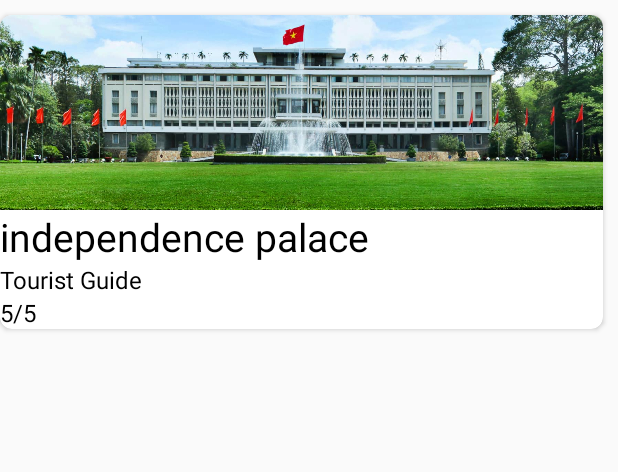
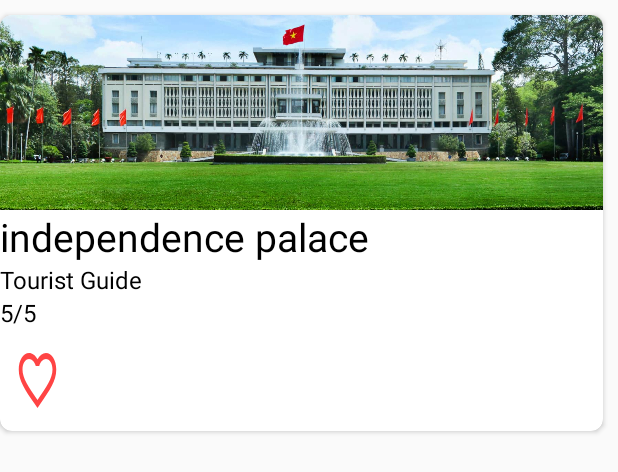
Before and after one commit to Kactus999/mobilemidterm, an Android app: the layout item_landmark.xml on its own in the app's theme, with its tools: preview values and no code run, on a phone screen of 412 x 824 dp. Shown: the top 472 px of the screen. Run offline under Robolectric (Android 15) with nearby library versions, the phone set to English and light mode, and no system bars.

Commit message:
add toggle button

```diff
--- a/app/build.gradle
+++ b/app/build.gradle
@@ -36,4 +36,6 @@ dependencies {
     androidTestImplementation 'androidx.test.ext:junit:1.1.3'
     androidTestImplementation 'androidx.test.espresso:espresso-core:3.4.0'
     implementation 'me.relex:circleindicator:2.1.6'
+    implementation "androidx.cardview:cardview:1.0.0"
+    implementation 'de.hdodenhof:circleimageview:2.1.0'
 }
--- a/app/src/main/java/com/midterm/project/touristguide/FavouriteList.java
+++ b/app/src/main/java/com/midterm/project/touristguide/FavouriteList.java
@@ -3,12 +3,16 @@ package com.midterm.project.touristguide;
 import androidx.appcompat.app.AppCompatActivity;
 
 import android.os.Bundle;
+import android.widget.ImageView;
+import android.widget.TextView;
 
 public class FavouriteList extends AppCompatActivity {
 
     @Override
     protected void onCreate(Bundle savedInstanceState) {
         super.onCreate(savedInstanceState);
+        Bundle bundle = new Bundle();
         setContentView(R.layout.activity_favourite_list);
+
     }
-}
+    }
--- a/app/src/main/java/com/midterm/project/touristguide/LandmarkDetail.java
+++ b/app/src/main/java/com/midterm/project/touristguide/LandmarkDetail.java
@@ -63,7 +63,7 @@ public class LandmarkDetail extends AppCompatActivity {
         if(bundle == null){
             return;
         }
-        //landmark = (Landmark) bundle.get("object_landmark");
+
         uris = bundle.getParcelableArrayList("imagesUri");
         name = bundle.getString("detailName");
         des = bundle.getString("detailDescription");
@@ -110,10 +110,6 @@ public class LandmarkDetail extends AppCompatActivity {
 
     private List<Photo> getListPhoto(){
         List<Photo> list = new ArrayList<>();
-//        for(int i=0;i<uris.size();i++)
-//        {
-//            list.add(new Photo(uris.get(i)));
-//        }
         for (Parcelable p : uris) {
             list.add(new Photo((Uri) p));
         }
--- a/app/src/main/res/drawable/ic_baseline_favorite_24.xml
+++ b/app/src/main/res/drawable/ic_baseline_favorite_24.xml
@@ -1,5 +1,5 @@
-<vector android:height="24dp" android:tint="#000000"
+<vector android:height="24dp" android:tint="@android:color/holo_red_light"
     android:viewportHeight="24" android:viewportWidth="24"
     android:width="24dp" xmlns:android="http://schemas.android.com/apk/res/android">
-    <path android:fillColor="@android:color/white" android:pathData="M12,21.35l-1.45,-1.32C5.4,15.36 2,12.28 2,8.5 2,5.42 4.42,3 7.5,3c1.74,0 3.41,0.81 4.5,2.09C13.09,3.81 14.76,3 16.5,3 19.58,3 22,5.42 22,8.5c0,3.78 -3.4,6.86 -8.55,11.54L12,21.35z"/>
+    <path android:fillColor="@android:color/holo_red_light" android:pathData="M12,21.35l-1.45,-1.32C5.4,15.36 2,12.28 2,8.5 2,5.42 4.42,3 7.5,3c1.74,0 3.41,0.81 4.5,2.09C13.09,3.81 14.76,3 16.5,3 19.58,3 22,5.42 22,8.5c0,3.78 -3.4,6.86 -8.55,11.54L12,21.35z"/>
 </vector>
--- a/app/src/main/res/drawable/ic_baseline_favorite_border_24.xml
+++ b/app/src/main/res/drawable/ic_baseline_favorite_border_24.xml
@@ -1,5 +1,5 @@
-<vector android:height="24dp" android:tint="#000000"
+<vector android:height="24dp" android:tint="@android:color/holo_red_light"
     android:viewportHeight="24" android:viewportWidth="24"
     android:width="24dp" xmlns:android="http://schemas.android.com/apk/res/android">
-    <path android:fillColor="@android:color/white" android:pathData="M16.5,3c-1.74,0 -3.41,0.81 -4.5,2.09C10.91,3.81 9.24,3 7.5,3 4.42,3 2,5.42 2,8.5c0,3.78 3.4,6.86 8.55,11.54L12,21.35l1.45,-1.32C18.6,15.36 22,12.28 22,8.5 22,5.42 19.58,3 16.5,3zM12.1,18.55l-0.1,0.1 -0.1,-0.1C7.14,14.24 4,11.39 4,8.5 4,6.5 5.5,5 7.5,5c1.54,0 3.04,0.99 3.57,2.36h1.87C13.46,5.99 14.96,5 16.5,5c2,0 3.5,1.5 3.5,3.5 0,2.89 -3.14,5.74 -7.9,10.05z"/>
+    <path android:fillColor="@android:color/holo_red_light" android:pathData="M16.5,3c-1.74,0 -3.41,0.81 -4.5,2.09C10.91,3.81 9.24,3 7.5,3 4.42,3 2,5.42 2,8.5c0,3.78 3.4,6.86 8.55,11.54L12,21.35l1.45,-1.32C18.6,15.36 22,12.28 22,8.5 22,5.42 19.58,3 16.5,3zM12.1,18.55l-0.1,0.1 -0.1,-0.1C7.14,14.24 4,11.39 4,8.5 4,6.5 5.5,5 7.5,5c1.54,0 3.04,0.99 3.57,2.36h1.87C13.46,5.99 14.96,5 16.5,5c2,0 3.5,1.5 3.5,3.5 0,2.89 -3.14,5.74 -7.9,10.05z"/>
 </vector>
--- a/app/src/main/res/drawable/toggle_selector.xml
+++ b/app/src/main/res/drawable/toggle_selector.xml
@@ -1,4 +1,5 @@
 <?xml version="1.0" encoding="utf-8"?>
 <selector xmlns:android="http://schemas.android.com/apk/res/android">
-
+    <item android:state_checked="true" android:drawable="@drawable/ic_baseline_favorite_24" />
+    <item android:state_checked="false" android:drawable="@drawable/ic_baseline_favorite_border_24" />
 </selector>
--- a/app/src/main/res/layout/activity_main.xml
+++ b/app/src/main/res/layout/activity_main.xml
@@ -1,6 +1,5 @@
 <?xml version="1.0" encoding="utf-8"?>
 <RelativeLayout xmlns:android="http://schemas.android.com/apk/res/android"
-    xmlns:app="http://schemas.android.com/apk/res-auto"
     xmlns:tools="http://schemas.android.com/tools"
     android:layout_width="match_parent"
     android:layout_height="match_parent"
--- a/app/src/main/res/layout/item_landmark.xml
+++ b/app/src/main/res/layout/item_landmark.xml
@@ -46,6 +46,19 @@
 
 
 
+        <ToggleButton
+            android:id="@+id/favbtn"
+            android:layout_width="30dp"
+            android:height="30dp"
+            android:layout_margin="10dp"
+            android:textOn=""
+            android:textOff=""
+            android:onClick="onCustomToggleClick"
+            android:background="@drawable/toggle_selector"
+            android:layout_height="wrap_content">
+        </ToggleButton>
+
+
     </LinearLayout>
 
 
--- a/app/src/main/res/menu/favourite_menu.xml
+++ b/app/src/main/res/menu/favourite_menu.xml
@@ -1,7 +1,7 @@
 <?xml version="1.0" encoding="utf-8"?>
 <menu xmlns:android="http://schemas.android.com/apk/res/android"
     xmlns:app="http://schemas.android.com/apk/res-auto">
-    <item android:id="@+id/favourtie"
+    <item android:id="@+id/favbtn"
         android:icon="@drawable/ic_favourite"
         android:title="Favourite icon"
         app:showAsAction="ifRoom"
```
Also changed, not shown: app/src/main/AndroidManifest.xml (+12 -4 lines), app/src/main/java/com/midterm/project/touristguide/Landmark.java (+27 -1 lines), app/src/main/java/com/midterm/project/touristguide/LandmarkAdapter.java (+8 -5 lines), app/src/main/java/com/midterm/project/touristguide/MainActivity.java (+12 -7 lines), app/src/main/res/layout/activity_favourite_list.xml (+29 -4 lines).
